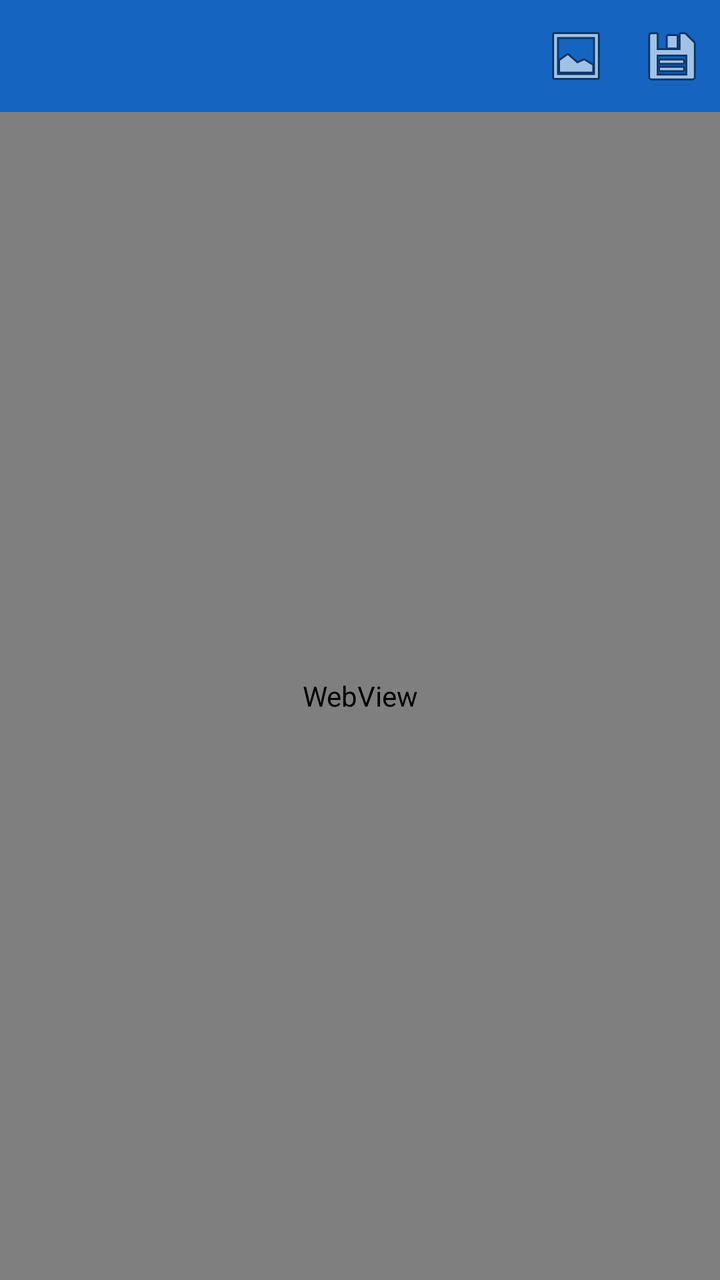
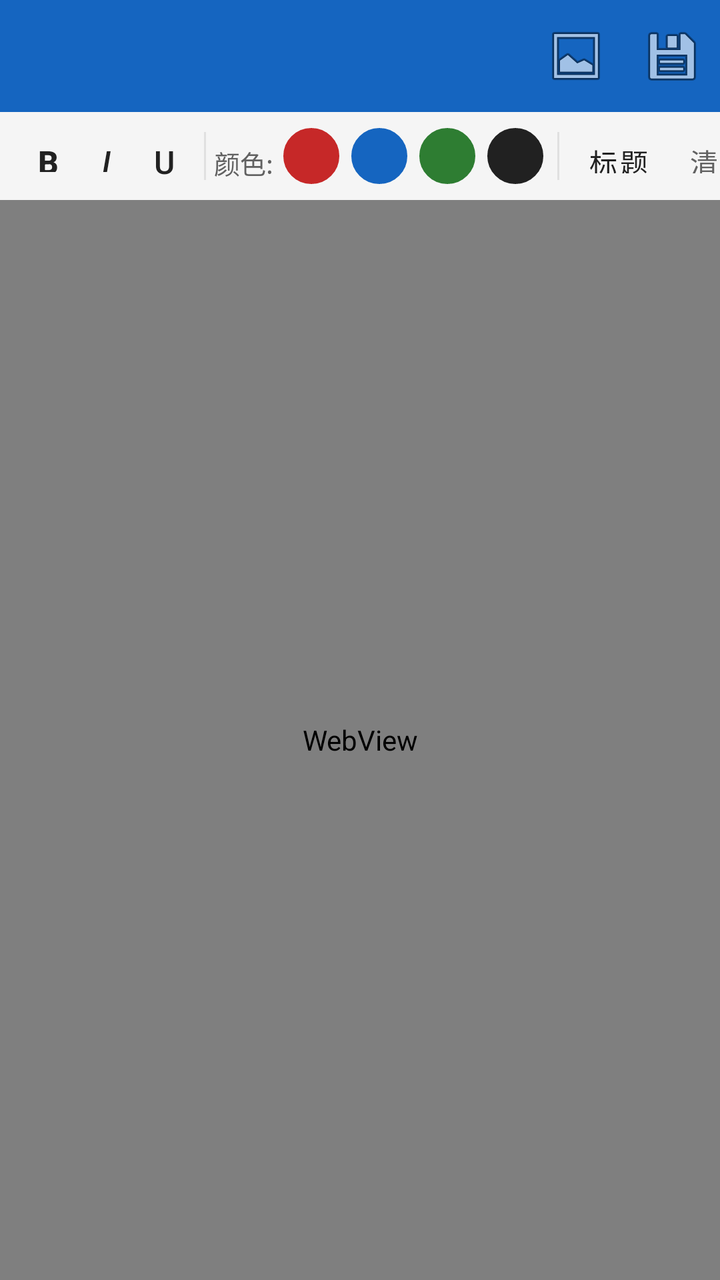

An Android layout rendered at two revisions. The XML below is the earlier revision; the diff shows what the commit changed to produce the second picture.
<!-- AndroidManifest.xml: application theme Theme.OncologyHandbook -->
<!-- res/layout/activity_manual_edit.xml -->
<?xml version="1.0" encoding="utf-8"?>
<LinearLayout xmlns:android="http://schemas.android.com/apk/res/android"
    xmlns:app="http://schemas.android.com/apk/res-auto"
    android:layout_width="match_parent"
    android:layout_height="match_parent"
    android:orientation="vertical"
    android:background="@color/white">

    <com.google.android.material.appbar.MaterialToolbar
        android:id="@+id/toolbar"
        android:layout_width="match_parent"
        android:layout_height="?attr/actionBarSize"
        android:background="@color/primary"
        android:theme="@style/ThemeOverlay.MaterialComponents.Dark.ActionBar"
        app:menu="@menu/menu_manual_edit" />

    <WebView
        android:id="@+id/web_view"
        android:layout_width="match_parent"
        android:layout_height="0dp"
        android:layout_weight="1" />

</LinearLayout>
<!-- resources referenced by this layout -->
<resources>
  <color name="primary">#1565C0</color>
  <color name="white">#FFFFFF</color>
  <style name="Theme.OncologyHandbook" parent="Theme.MaterialComponents.Light.NoActionBar">
          <item name="colorPrimary">@color/primary</item>
          <item name="colorPrimaryVariant">@color/primary_dark</item>
          <item name="colorOnPrimary">@color/white</item>
          <item name="colorSecondary">@color/accent</item>
          <item name="colorSecondaryVariant">@color/accent</item>
          <item name="colorOnSecondary">@color/white</item>
          <item name="android:statusBarColor">@color/primary_dark</item>
          <item name="android:windowBackground">@color/bg_gray</item>
      </style>
  <color name="primary_dark">#0D47A1</color>
  <color name="accent">#FF6F00</color>
  <color name="bg_gray">#F5F5F5</color>
</resources>

<!-- the commit's change to res/layout/activity_manual_edit.xml (unified diff, before → after) -->
@@ -14,6 +14,150 @@
         android:theme="@style/ThemeOverlay.MaterialComponents.Dark.ActionBar"
         app:menu="@menu/menu_manual_edit" />
 
+    
+    <HorizontalScrollView
+        android:layout_width="match_parent"
+        android:layout_height="wrap_content"
+        android:background="#f5f5f5"
+        android:scrollbars="none">
+
+        <LinearLayout
+            android:layout_width="wrap_content"
+            android:layout_height="wrap_content"
+            android:orientation="horizontal"
+            android:paddingVertical="4dp"
+            android:paddingHorizontal="8dp"
+            android:descendantFocusability="blocksDescendants">
+
+            <com.google.android.material.button.MaterialButton
+                android:id="@+id/btn_bold"
+                style="@style/Widget.MaterialComponents.Button.TextButton"
+                android:layout_width="wrap_content"
+                android:layout_height="36dp"
+                android:minWidth="0dp"
+                android:paddingHorizontal="10dp"
+                android:text="B"
+                android:textSize="16sp"
+                android:textStyle="bold"
+                android:textAllCaps="false"
+                android:textColor="@color/text_primary" />
+
+            <com.google.android.material.button.MaterialButton
+                android:id="@+id/btn_italic"
+                style="@style/Widget.MaterialComponents.Button.TextButton"
+                android:layout_width="wrap_content"
+                android:layout_height="36dp"
+                android:minWidth="0dp"
+                android:paddingHorizontal="10dp"
+                android:text="I"
+                android:textSize="16sp"
+                android:textStyle="italic"
+                android:textAllCaps="false"
+                android:textColor="@color/text_primary" />
+
+            <com.google.android.material.button.MaterialButton
+                android:id="@+id/btn_underline"
+                style="@style/Widget.MaterialComponents.Button.TextButton"
+                android:layout_width="wrap_content"
+                android:layout_height="36dp"
+                android:minWidth="0dp"
+                android:paddingHorizontal="10dp"
+                android:text="U"
+                android:textSize="16sp"
+                android:paddingTop="2dp"
+                android:textAllCaps="false"
+                android:textColor="@color/text_primary" />
+
+            <View
+                android:layout_width="1dp"
+                android:layout_height="24dp"
+                android:layout_gravity="center_vertical"
+                android:layout_marginHorizontal="4dp"
+                android:background="#e0e0e0" />
+
+            <TextView
+                android:layout_width="wrap_content"
+                android:layout_height="36dp"
+                android:gravity="center"
+                android:text="颜色:"
+                android:textSize="13sp"
+                android:textColor="@color/text_secondary"
+                android:layout_marginEnd="2dp" />
+
+            <ImageButton
+                android:id="@+id/btn_color_red"
+                android:layout_width="28dp"
+                android:layout_height="28dp"
+                android:layout_gravity="center_vertical"
+                android:layout_marginHorizontal="3dp"
+                android:background="@drawable/bg_color_swatch"
+                android:backgroundTint="#c62828"
+                android:contentDescription="红色" />
+
+            <ImageButton
+                android:id="@+id/btn_color_blue"
+                android:layout_width="28dp"
+                android:layout_height="28dp"
+                android:layout_gravity="center_vertical"
+                android:layout_marginHorizontal="3dp"
+                android:background="@drawable/bg_color_swatch"
+                android:backgroundTint="#1565c0"
+                android:contentDescription="蓝色" />
+
+            <ImageButton
+                android:id="@+id/btn_color_green"
+                android:layout_width="28dp"
+                android:layout_height="28dp"
+                android:layout_gravity="center_vertical"
+                android:layout_marginHorizontal="3dp"
+                android:background="@drawable/bg_color_swatch"
+                android:backgroundTint="#2e7d32"
+                android:contentDescription="绿色" />
+
+            <ImageButton
+                android:id="@+id/btn_color_black"
+                android:layout_width="28dp"
+                android:layout_height="28dp"
+                android:layout_gravity="center_vertical"
+                android:layout_marginHorizontal="3dp"
+                android:background="@drawable/bg_color_swatch"
+                android:backgroundTint="#212121"
+                android:contentDescription="黑色" />
+
+            <View
+                android:layout_width="1dp"
+                android:layout_height="24dp"
+                android:layout_gravity="center_vertical"
+                android:layout_marginHorizontal="4dp"
+                android:background="#e0e0e0" />
+
+            <com.google.android.material.button.MaterialButton
+                android:id="@+id/btn_heading"
+                style="@style/Widget.MaterialComponents.Button.TextButton"
+                android:layout_width="wrap_content"
+                android:layout_height="36dp"
+                android:minWidth="0dp"
+                android:paddingHorizontal="10dp"
+                android:text="标题"
+                android:textSize="14sp"
+                android:textAllCaps="false"
+                android:textColor="@color/text_primary" />
+
+            <com.google.android.material.button.MaterialButton
+                android:id="@+id/btn_clear_format"
+                style="@style/Widget.MaterialComponents.Button.TextButton"
+                android:layout_width="wrap_content"
+                android:layout_height="36dp"
+                android:minWidth="0dp"
+                android:paddingHorizontal="10dp"
+                android:text="清除格式"
+                android:textSize="14sp"
+                android:textAllCaps="false"
+                android:textColor="@color/text_secondary" />
+
+        </LinearLayout>
+    </HorizontalScrollView>
+
     <WebView
         android:id="@+id/web_view"
         android:layout_width="match_parent"
<!-- resource entries referenced after the edit -->
@@ -1,7 +1,16 @@
 <!-- resources referenced by this layout -->
 <resources>
   <color name="primary">#1565C0</color>
+  <color name="text_primary">#212121</color>
+  <color name="text_secondary">#616161</color>
   <color name="white">#FFFFFF</color>
+  <!-- drawable bg_color_swatch (drawable) -->
+  <?xml version="1.0" encoding="utf-8"?>
+  <shape xmlns:android="http://schemas.android.com/apk/res/android"
+      android:shape="oval">
+      <solid android:color="#ffffff" />
+      <stroke android:width="1dp" android:color="#bdbdbd" />
+  </shape>
   <style name="Theme.OncologyHandbook" parent="Theme.MaterialComponents.Light.NoActionBar">
           <item name="colorPrimary">@color/primary</item>
           <item name="colorPrimaryVariant">@color/primary_dark</item>
